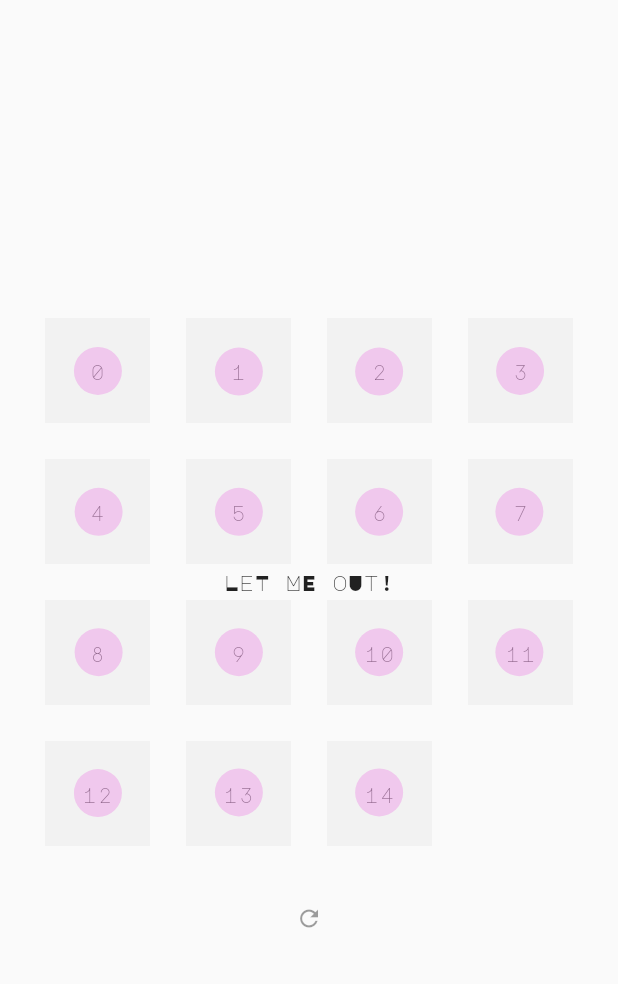
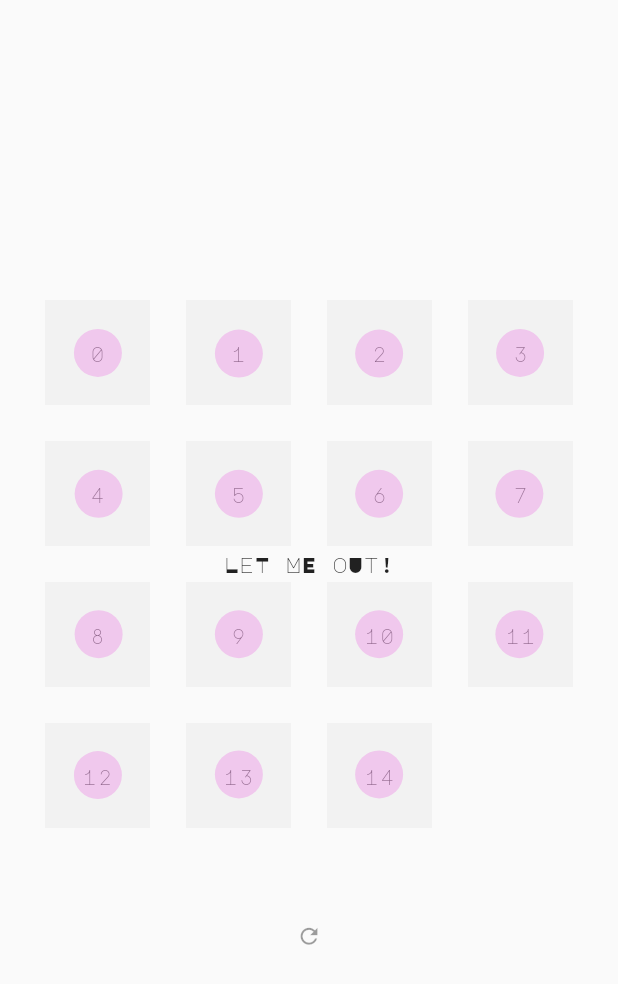
Before and after one commit to erf/let_me_out, a Flutter app: the screen it shows after launch, on a phone screen of 412 x 824 dp. Shown: the top 984 px of the screen. Run offline on Flutter 3.47's test engine with Material 2 defaults, Android fonts, the phone set to English and light mode, and no system bars; missing offline and left inert: soundpool; statements that could not run were skipped.

Commit message:
shuffle button padding

```diff
--- a/lib/puzzle_board.dart
+++ b/lib/puzzle_board.dart
@@ -42,7 +42,10 @@ class PuzzleBoard extends StatelessWidget {
                 ),
               ),
               Flexible(
-                child: ShuffleButton(puzzleState),
+                child: Padding(
+                  padding: const EdgeInsets.only(top: 24),
+                  child: ShuffleButton(puzzleState),
+                ),
               ),
             ],
           );
--- a/lib/shuffle_button.dart
+++ b/lib/shuffle_button.dart
@@ -58,7 +58,7 @@ class _ShuffleButtonState extends State<ShuffleButton> {
         icon: const Icon(
           Icons.refresh,
           color: Colors.black38,
-          size: 18,
+          size: 17,
         ),
         onPressed: () {
           puzzleStateNotifier.shuffle();
```
